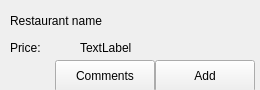
First picture: the form in deliciousClient/RestaurantInfoForm.ui, repository gaoxiaojun/delicacymap, before the edit.
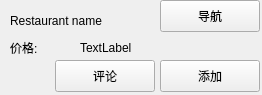
Second picture: the form after the edit.

The edit to the form file:
```diff
--- a/deliciousClient/RestaurantInfoForm.ui
+++ b/deliciousClient/RestaurantInfoForm.ui
@@ -6,8 +6,8 @@
    <rect>
     <x>0</x>
     <y>0</y>
-    <width>260</width>
-    <height>90</height>
+    <width>262</width>
+    <height>95</height>
    </rect>
   </property>
   <property name="contextMenuPolicy">
@@ -45,7 +45,7 @@
     </rect>
    </property>
    <property name="text">
-    <string>Price:</string>
+    <string>价格:</string>
    </property>
   </widget>
   <widget class="QLabel" name="label_price">
@@ -90,20 +90,20 @@
     </rect>
    </property>
    <property name="text">
-    <string>Comments</string>
+    <string>评论</string>
    </property>
   </widget>
   <widget class="QPushButton" name="btnAdd">
    <property name="geometry">
     <rect>
-     <x>155</x>
+     <x>160</x>
      <y>60</y>
      <width>100</width>
      <height>32</height>
     </rect>
    </property>
    <property name="text">
-    <string>Add</string>
+    <string>添加</string>
    </property>
   </widget>
   <widget class="QListWidget" name="listComment">
@@ -139,6 +139,19 @@
     </rect>
    </property>
   </widget>
+  <widget class="QPushButton" name="btnRouting">
+   <property name="geometry">
+    <rect>
+     <x>160</x>
+     <y>0</y>
+     <width>100</width>
+     <height>32</height>
+    </rect>
+   </property>
+   <property name="text">
+    <string>导航</string>
+   </property>
+  </widget>
  </widget>
  <resources/>
  <connections/>
```
